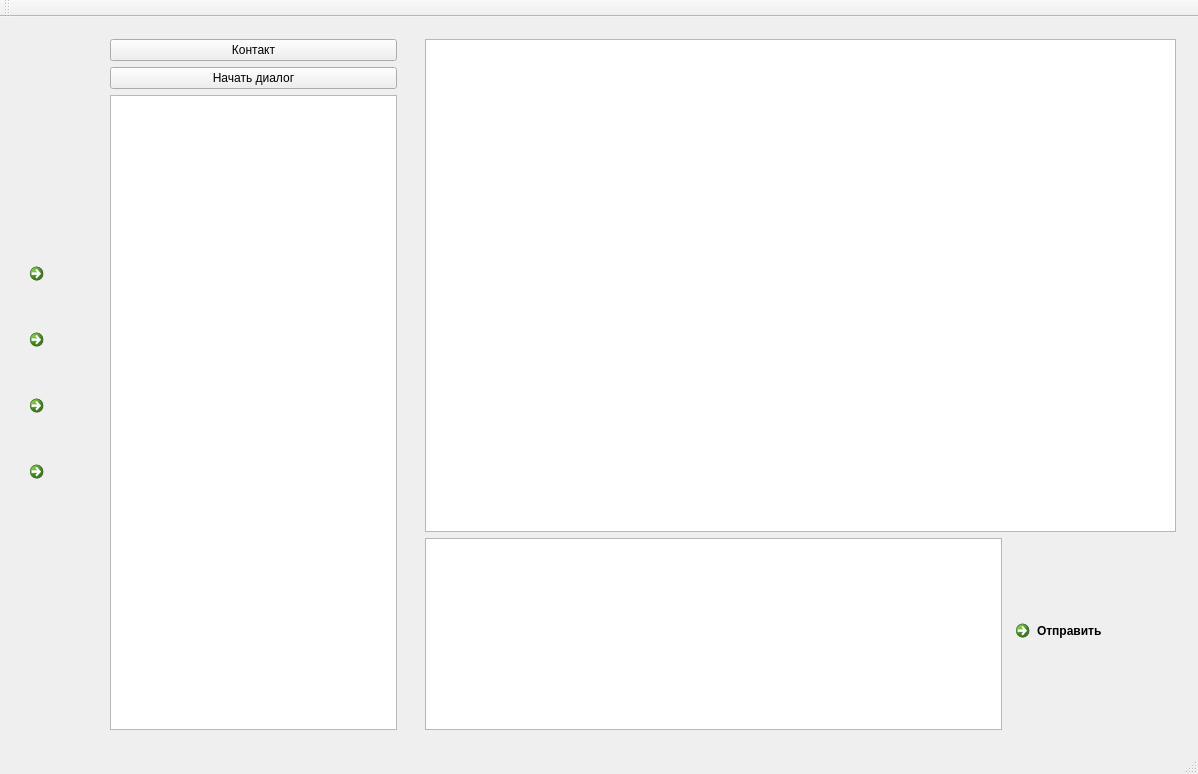
First picture: the form in gui/src/mainwindow.ui, repository sqglobe/SecureDialogues, before the edit.
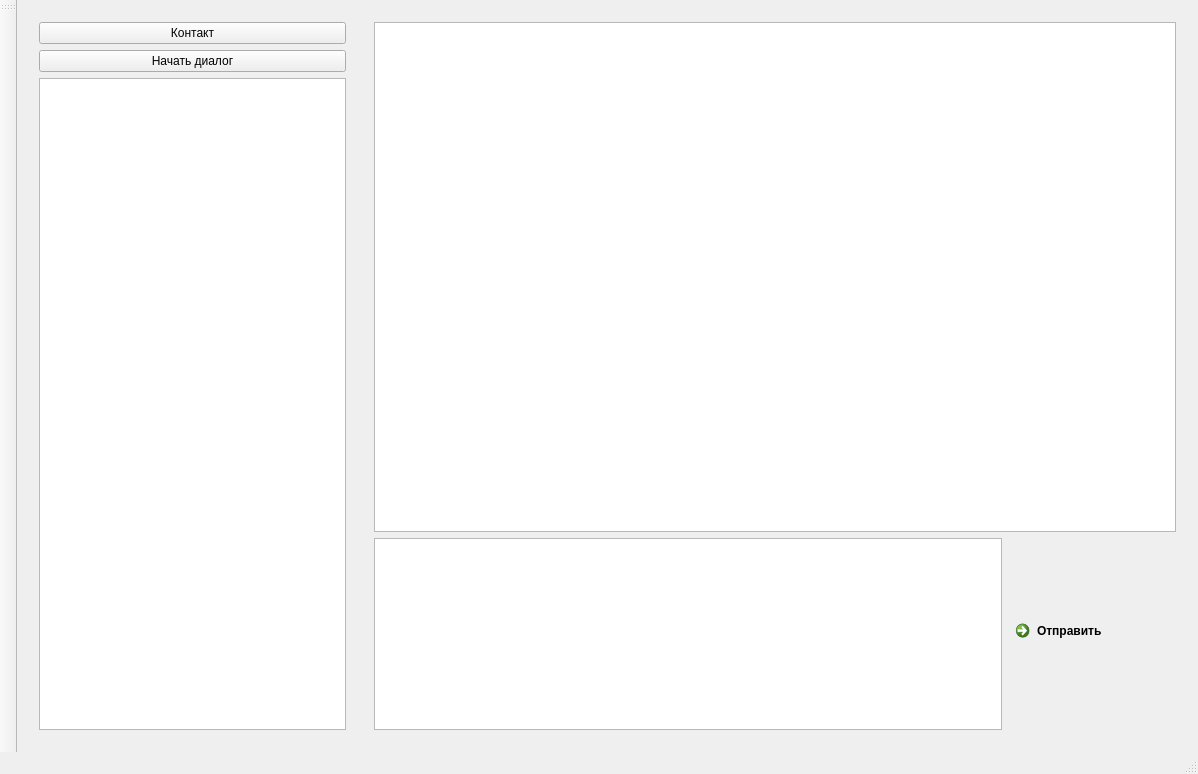
Second picture: the form after the edit. Icons and pictures are not drawn.

Commit message: Moved settings buttons from widget to toolbox

```diff
--- a/gui/src/mainwindow.ui
+++ b/gui/src/mainwindow.ui
@@ -18,221 +18,7 @@
     <normaloff>../secure-dialogues.ico</normaloff>../secure-dialogues.ico</iconset>
   </property>
   <widget class="QWidget" name="centralWidget">
-   <layout class="QHBoxLayout" name="horizontalLayout_2" stretch="1,8,20">
-    <item>
-     <widget class="QWidget" name="widget_2" native="true">
-      <layout class="QVBoxLayout" name="verticalLayout_5">
-       <item>
-        <spacer name="verticalSpacer">
-         <property name="orientation">
-          <enum>Qt::Vertical</enum>
-         </property>
-         <property name="sizeHint" stdset="0">
-          <size>
-           <width>20</width>
-           <height>40</height>
-          </size>
-         </property>
-        </spacer>
-       </item>
-       <item>
-        <widget class="QCommandLinkButton" name="connectionButton">
-         <property name="sizePolicy">
-          <sizepolicy hsizetype="Fixed" vsizetype="Fixed">
-           <horstretch>0</horstretch>
-           <verstretch>0</verstretch>
-          </sizepolicy>
-         </property>
-         <property name="minimumSize">
-          <size>
-           <width>60</width>
-           <height>60</height>
-          </size>
-         </property>
-         <property name="maximumSize">
-          <size>
-           <width>60</width>
-           <height>70</height>
-          </size>
-         </property>
-         <property name="baseSize">
-          <size>
-           <width>40</width>
-           <height>40</height>
-          </size>
-         </property>
-         <property name="toolTip">
-          <string>Открыть дилог для настройки соединений</string>
-         </property>
-         <property name="toolTipDuration">
-          <number>30</number>
-         </property>
-         <property name="text">
-          <string/>
-         </property>
-         <property name="icon">
-          <iconset>
-           <normaloff>:/icons/link-button.png</normaloff>:/icons/link-button.png</iconset>
-         </property>
-         <property name="iconSize">
-          <size>
-           <width>40</width>
-           <height>40</height>
-          </size>
-         </property>
-        </widget>
-       </item>
-       <item>
-        <widget class="QCommandLinkButton" name="contactBurtton">
-         <property name="sizePolicy">
-          <sizepolicy hsizetype="Fixed" vsizetype="Fixed">
-           <horstretch>0</horstretch>
-           <verstretch>0</verstretch>
-          </sizepolicy>
-         </property>
-         <property name="minimumSize">
-          <size>
-           <width>60</width>
-           <height>60</height>
-          </size>
-         </property>
-         <property name="maximumSize">
-          <size>
-           <width>60</width>
-           <height>70</height>
-          </size>
-         </property>
-         <property name="baseSize">
-          <size>
-           <width>40</width>
-           <height>40</height>
-          </size>
-         </property>
-         <property name="toolTip">
-          <string>Добавить/редактировать контакты</string>
-         </property>
-         <property name="toolTipDuration">
-          <number>30</number>
-         </property>
-         <property name="text">
-          <string/>
-         </property>
-         <property name="icon">
-          <iconset>
-           <normaloff>:/icons/address-book.png</normaloff>:/icons/address-book.png</iconset>
-         </property>
-         <property name="iconSize">
-          <size>
-           <width>40</width>
-           <height>40</height>
-          </size>
-         </property>
-        </widget>
-       </item>
-       <item>
-        <widget class="QCommandLinkButton" name="publicKeyButton">
-         <property name="sizePolicy">
-          <sizepolicy hsizetype="Fixed" vsizetype="Fixed">
-           <horstretch>0</horstretch>
-           <verstretch>0</verstretch>
-          </sizepolicy>
-         </property>
-         <property name="minimumSize">
-          <size>
-           <width>60</width>
-           <height>60</height>
-          </size>
-         </property>
-         <property name="maximumSize">
-          <size>
-           <width>60</width>
-           <height>70</height>
-          </size>
-         </property>
-         <property name="baseSize">
-          <size>
-           <width>40</width>
-           <height>40</height>
-          </size>
-         </property>
-         <property name="toolTip">
-          <string>Показать мой публичный ключ</string>
-         </property>
-         <property name="toolTipDuration">
-          <number>30</number>
-         </property>
-         <property name="text">
-          <string/>
-         </property>
-         <property name="icon">
-          <iconset>
-           <normaloff>:/icons/old-key.png</normaloff>:/icons/old-key.png</iconset>
-         </property>
-         <property name="iconSize">
-          <size>
-           <width>40</width>
-           <height>40</height>
-          </size>
-         </property>
-        </widget>
-       </item>
-       <item>
-        <widget class="QCommandLinkButton" name="openRecievedContacts">
-         <property name="sizePolicy">
-          <sizepolicy hsizetype="Fixed" vsizetype="Fixed">
-           <horstretch>0</horstretch>
-           <verstretch>0</verstretch>
-          </sizepolicy>
-         </property>
-         <property name="minimumSize">
-          <size>
-           <width>60</width>
-           <height>60</height>
-          </size>
-         </property>
-         <property name="maximumSize">
-          <size>
-           <width>60</width>
-           <height>70</height>
-          </size>
-         </property>
-         <property name="baseSize">
-          <size>
-           <width>40</width>
-           <height>40</height>
-          </size>
-         </property>
-         <property name="text">
-          <string/>
-         </property>
-         <property name="icon">
-          <iconset>
-           <normaloff>:/icons/document-with-folded-corner.png</normaloff>:/icons/document-with-folded-corner.png</iconset>
-         </property>
-         <property name="iconSize">
-          <size>
-           <width>40</width>
-           <height>40</height>
-          </size>
-         </property>
-        </widget>
-       </item>
-       <item>
-        <spacer name="verticalSpacer_2">
-         <property name="orientation">
-          <enum>Qt::Vertical</enum>
-         </property>
-         <property name="sizeHint" stdset="0">
-          <size>
-           <width>20</width>
-           <height>40</height>
-          </size>
-         </property>
-        </spacer>
-       </item>
-      </layout>
-     </widget>
-    </item>
+   <layout class="QHBoxLayout" name="horizontalLayout_2" stretch="8,20">
     <item>
      <widget class="QWidget" name="widget" native="true">
       <property name="sizePolicy">
@@ -367,8 +153,20 @@
    </property>
   </widget>
   <widget class="QToolBar" name="mainToolBar">
+   <property name="allowedAreas">
+    <set>Qt::LeftToolBarArea|Qt::RightToolBarArea</set>
+   </property>
+   <property name="orientation">
+    <enum>Qt::Horizontal</enum>
+   </property>
+   <property name="toolButtonStyle">
+    <enum>Qt::ToolButtonFollowStyle</enum>
+   </property>
+   <property name="floatable">
+    <bool>true</bool>
+   </property>
    <attribute name="toolBarArea">
-    <enum>TopToolBarArea</enum>
+    <enum>LeftToolBarArea</enum>
    </attribute>
    <attribute name="toolBarBreak">
     <bool>false</bool>
```
The commit also changes 8 other files.
